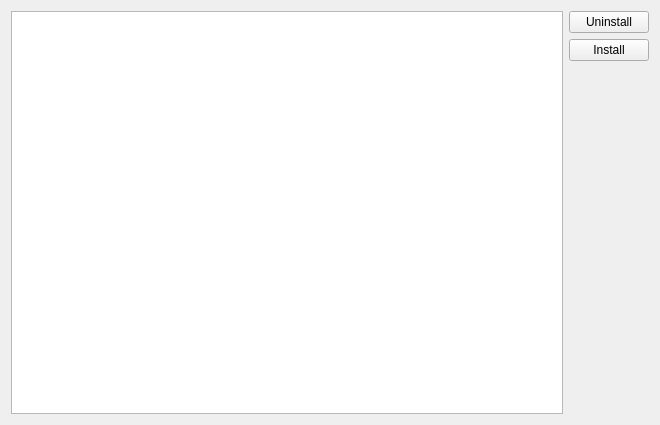
Before: the Qt Designer form ui/PackageManager.ui in tmontaigu/CloudCompare-PythonRuntime, drawn with Qt 5.
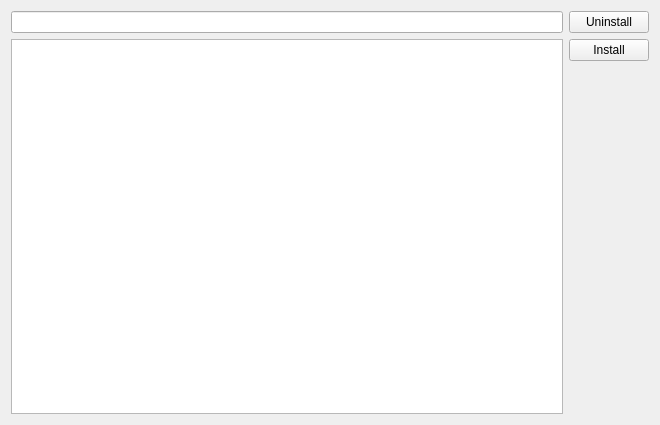
After: the same form once the commit is applied.

Commit message: Add a simple search bar to filter packages

```diff
--- a/ui/PackageManager.ui
+++ b/ui/PackageManager.ui
@@ -16,6 +16,9 @@
   <layout class="QHBoxLayout" name="horizontalLayout">
    <item>
     <layout class="QVBoxLayout" name="verticalLayout_2">
+     <item>
+      <widget class="QLineEdit" name="searchBar"/>
+     </item>
      <item>
       <widget class="QTableWidget" name="installedPackagesView"/>
      </item>
```
The commit also changes 2 other files.
